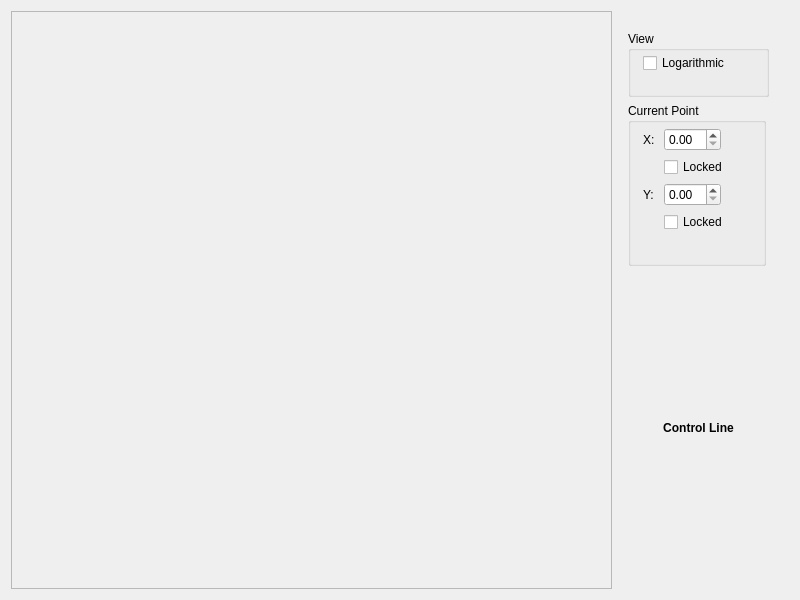
This is vendorsrc/Qt/widgets/ControlLineWidget/controlboard.ui in txemagon/takeatease as Qt 5 draws it before an edit. The edited form follows.
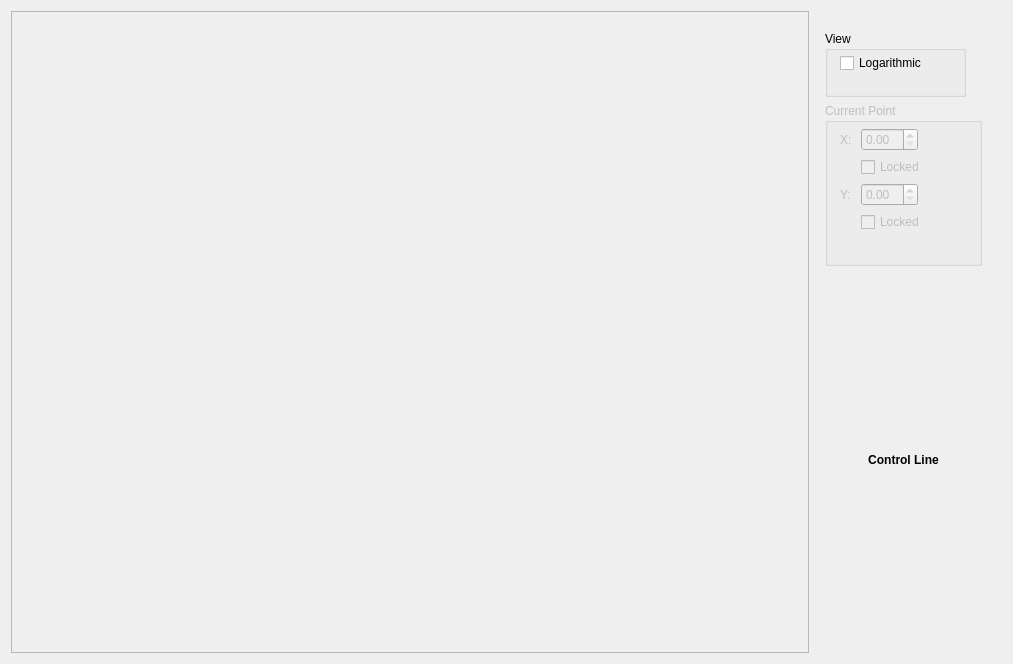
This is the edited form.

```diff
--- a/vendorsrc/Qt/widgets/ControlLineWidget/controlboard.ui
+++ b/vendorsrc/Qt/widgets/ControlLineWidget/controlboard.ui
@@ -6,8 +6,8 @@
    <rect>
     <x>0</x>
     <y>0</y>
-    <width>800</width>
-    <height>600</height>
+    <width>1013</width>
+    <height>664</height>
    </rect>
   </property>
   <property name="sizePolicy">
@@ -50,6 +50,12 @@
            <verstretch>0</verstretch>
           </sizepolicy>
          </property>
+         <property name="minimumSize">
+          <size>
+           <width>400</width>
+           <height>60</height>
+          </size>
+         </property>
          <property name="baseSize">
           <size>
            <width>0</width>
@@ -137,7 +143,10 @@
         </widget>
        </item>
        <item>
-        <widget class="QGroupBox" name="groupBox">
+        <widget class="QGroupBox" name="groupBox_CurrentPoint">
+         <property name="enabled">
+          <bool>false</bool>
+         </property>
          <property name="sizePolicy">
           <sizepolicy hsizetype="Maximum" vsizetype="Maximum">
            <horstretch>0</horstretch>
@@ -146,7 +155,7 @@
          </property>
          <property name="minimumSize">
           <size>
-           <width>138</width>
+           <width>157</width>
            <height>163</height>
           </size>
          </property>
```
Left out of the diff: 2 changed lines with no effect on the pictures.
